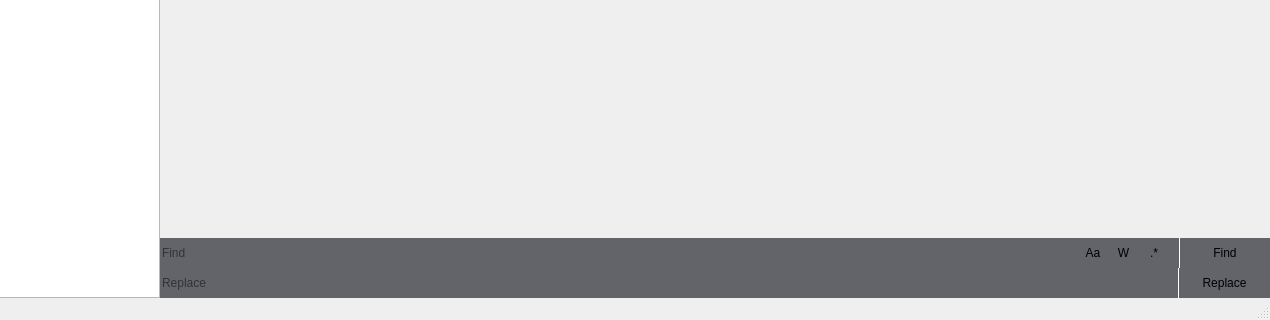
Above: app/src/mainwindow.ui from N-911/CPP-Utext before the change; both pictures show x 117 to 1387 and y 446 to 766 of the 1387 by 766 pixel window. Below: the same form after it.
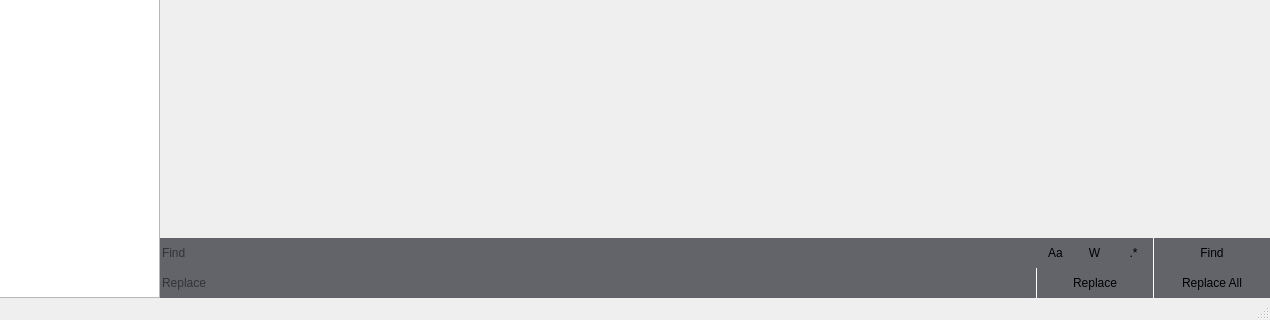
That is the form after the change.

```diff
--- a/app/src/mainwindow.ui
+++ b/app/src/mainwindow.ui
@@ -192,9 +192,9 @@
 
 </string>
           </property>
-          <layout class="QHBoxLayout" name="horizontalLayout" stretch="10,1,1">
+          <layout class="QHBoxLayout" name="horizontalLayout" stretch="15,2,2">
            <property name="spacing">
-            <number>10</number>
+            <number>0</number>
            </property>
            <property name="sizeConstraint">
             <enum>QLayout::SetDefaultConstraint</enum>
@@ -246,6 +246,12 @@
            </item>
            <item>
             <widget class="QWidget" name="find_options" native="true">
+             <property name="layoutDirection">
+              <enum>Qt::LeftToRight</enum>
+             </property>
+             <property name="styleSheet">
+              <string notr="true">padding: 0px</string>
+             </property>
              <layout class="QHBoxLayout" name="horizontalLayout_3">
               <property name="spacing">
                <number>0</number>
@@ -349,7 +355,7 @@
           <property name="styleSheet">
            <string notr="true">QWidget { background-color: rgb(98, 100, 105); border: none; }</string>
           </property>
-          <layout class="QHBoxLayout" name="replaceWidget" stretch="11,1">
+          <layout class="QHBoxLayout" name="replaceWidget" stretch="15,2,2">
            <property name="spacing">
             <number>0</number>
            </property>
@@ -416,6 +422,26 @@
              </property>
             </widget>
            </item>
+           <item>
+            <widget class="QPushButton" name="buttonReplaceAll">
+             <property name="minimumSize">
+              <size>
+               <width>30</width>
+               <height>30</height>
+              </size>
+             </property>
+             <property name="styleSheet">
+              <string notr="true">QPushButton {
+    border-width: 1px;
+	border-left-style: solid;
+	border-left-color:  white;
+}</string>
+             </property>
+             <property name="text">
+              <string>Replace All</string>
+             </property>
+            </widget>
+           </item>
           </layout>
          </widget>
         </item>
```
Left out of the diff: 12 changed lines with no effect on the pictures.
